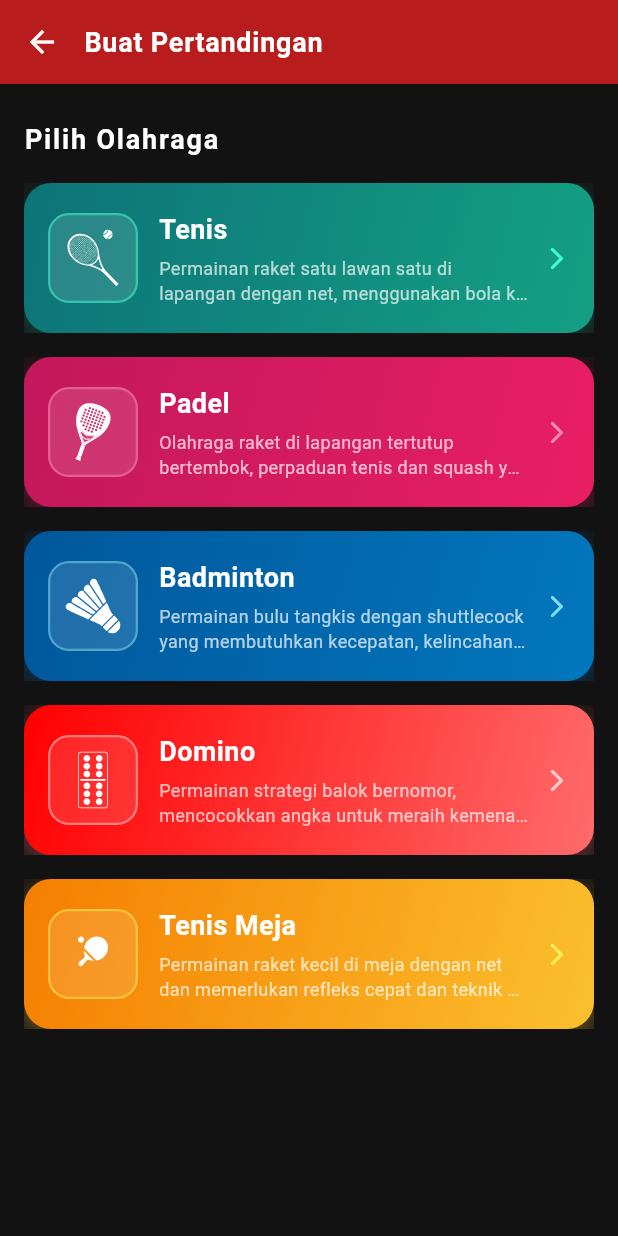
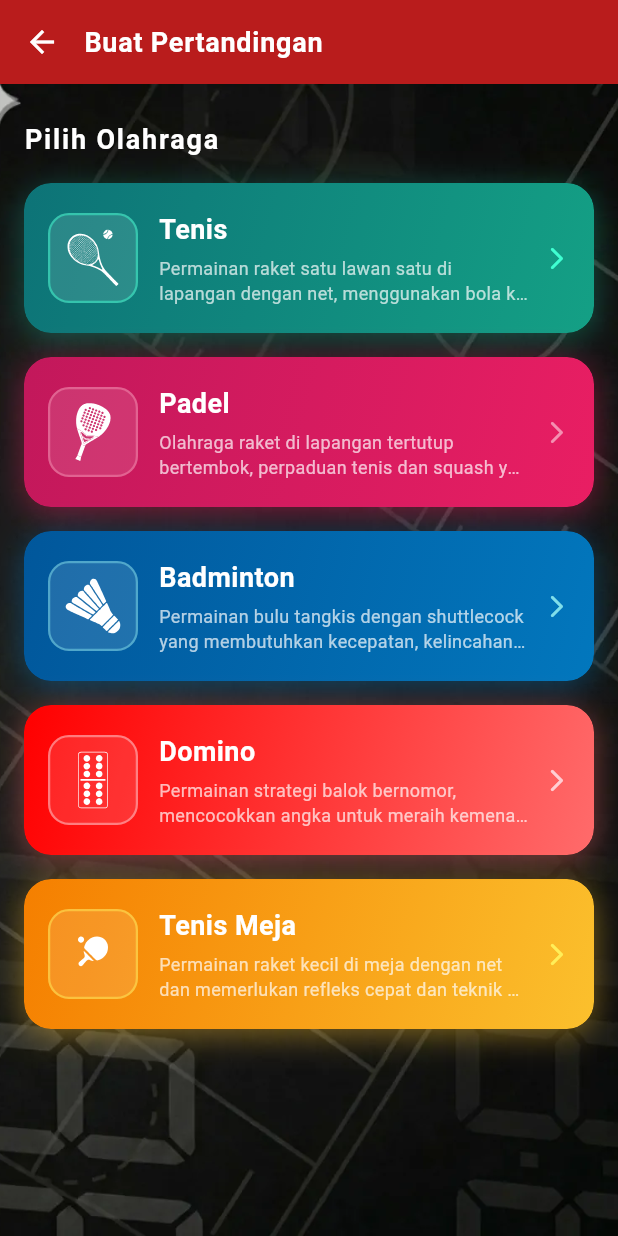
Before and after one commit to fajricpaix/scoreboard, a Flutter app: the screen it shows after launch, after a tap on "Pertandingan Baru", on a phone screen of 412 x 824 dp. Run offline on Flutter 3.47's test engine with Material 3 defaults, Android fonts, the phone set to English and light mode, and no system bars; our stand-ins replace flutter_svg, google_mobile_ads, share_plus; network calls fail.

Commit message:
background buat pertandingan
Co-authored-by: Copilot <copilot@github.com>

```diff
--- a/lib/components/create/sport_card.dart
+++ b/lib/components/create/sport_card.dart
@@ -10,12 +10,29 @@ class SportCard extends StatelessWidget {
 
   @override
   Widget build(BuildContext context) {
+    final borderRadius = BorderRadius.circular(18);
+
     return Padding(
       padding: const EdgeInsets.only(bottom: 16),
+      child: Container(
+        decoration: BoxDecoration(
+          borderRadius: borderRadius,
+          boxShadow: [
+            BoxShadow(
+              // ignore: deprecated_member_use
+              color: sport.gradientColors.last.withOpacity(0.45),
+              blurRadius: 18,
+              offset: const Offset(0, 4),
+              spreadRadius: 0,
+            ),
+          ],
+        ),
         child: Material(
           color: Colors.transparent,
+          borderRadius: borderRadius,
+          clipBehavior: Clip.antiAlias,
           child: InkWell(
-          borderRadius: BorderRadius.circular(18),
+            borderRadius: borderRadius,
             onTap: () {
               Navigator.push(
                 context,
@@ -29,15 +46,7 @@ class SportCard extends StatelessWidget {
                   begin: Alignment.topLeft,
                   end: Alignment.bottomRight,
                 ),
-              borderRadius: BorderRadius.circular(18),
-              boxShadow: [
-                BoxShadow(
-                  // ignore: deprecated_member_use
-                  color: sport.gradientColors.last.withOpacity(0.45),
-                  blurRadius: 18,
-                  offset: const Offset(0, 6),
-                ),
-              ],
+                borderRadius: borderRadius,
               ),
               child: Padding(
                 padding: const EdgeInsets.symmetric(horizontal: 16, vertical: 18),
@@ -110,6 +119,7 @@ class SportCard extends StatelessWidget {
             ),
           ),
         ),
+      ),
     );
   }
 }
--- a/lib/components/home/add_match_header.dart
+++ b/lib/components/home/add_match_header.dart
@@ -41,7 +41,7 @@ class AddMatchHeaderDelegate extends SliverPersistentHeaderDelegate {
         child: Material(
           color: Colors.transparent,
           child: InkWell(
-            borderRadius: BorderRadius.circular(18),
+            borderRadius: BorderRadius.circular(12),
             onTap: onTap,
             child: Ink(
               width: double.infinity,
@@ -56,7 +56,7 @@ class AddMatchHeaderDelegate extends SliverPersistentHeaderDelegate {
                   fit: BoxFit.cover,
                   opacity: 0.3
                 ),
-                borderRadius: BorderRadius.circular(18),
+                borderRadius: BorderRadius.circular(12),
                 boxShadow: [
                   BoxShadow(
                     color: primaryColor.withAlpha(115),
--- a/lib/components/home/news_card.dart
+++ b/lib/components/home/news_card.dart
@@ -19,7 +19,7 @@ class NewsCard extends StatelessWidget {
           onTap: onTap,
           child: Ink(
             decoration: BoxDecoration(
-              color: Colors.black,
+              color: Colors.grey[900],
               borderRadius: BorderRadius.circular(8),
               boxShadow: const [
                 BoxShadow(
--- a/lib/pages/create/index.dart
+++ b/lib/pages/create/index.dart
@@ -24,7 +24,15 @@ class CreateMatchPage extends StatelessWidget {
           ),
         ),
       ),
-      body: ListView(
+      body: Stack(
+        children: [
+          Positioned.fill(
+            child: Image.asset(
+              'assets/icon/match_vendor.webp',
+              fit: BoxFit.cover,
+            ),
+          ),
+          ListView(
         padding: const EdgeInsets.fromLTRB(16, 24, 16, 24),
         children: [
           const Text(
@@ -40,6 +48,8 @@ class CreateMatchPage extends StatelessWidget {
           ...sports.map((sport) => SportCard(sport: sport)),
         ],
       ),
+        ],
+      ),
     );
   }
 }
```
Also changed, not shown: assets/icon/match_vendor.webp (added). Lines whose indentation alone changed are shown as unchanged.
